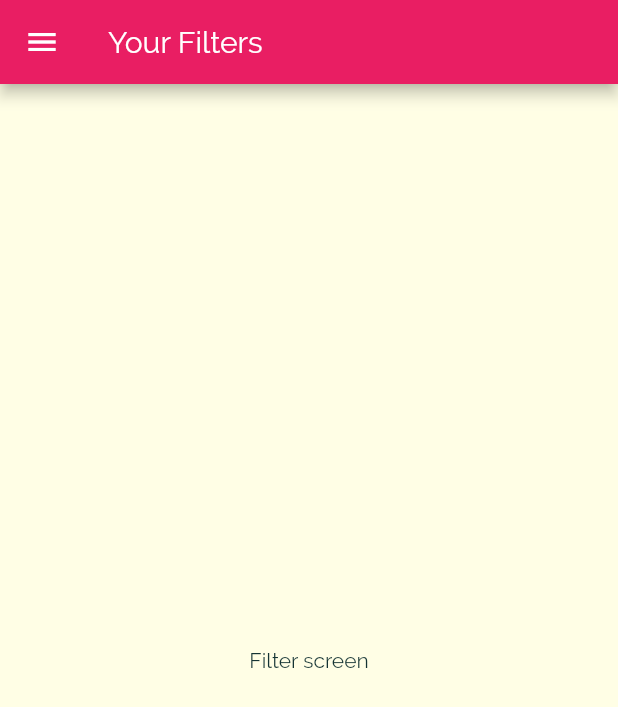
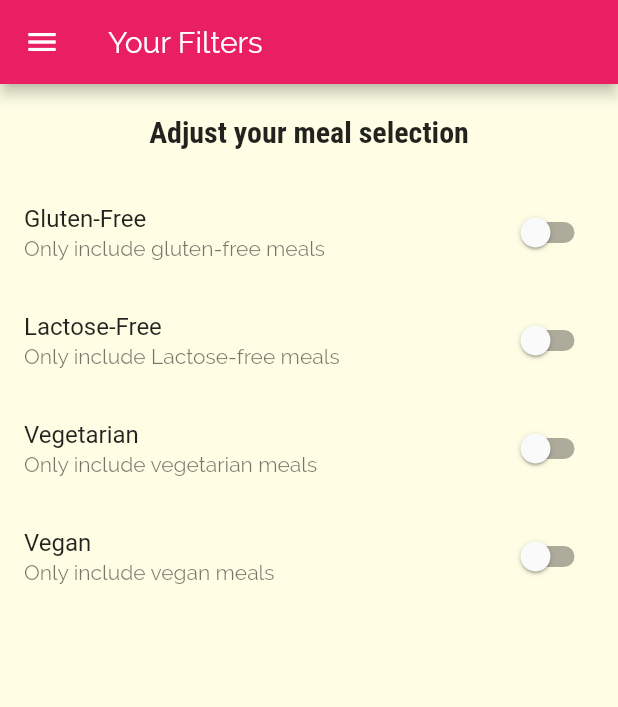
Before and after one commit to bhavikvashi1804/foodzy, a Flutter app: the FilterScreen screen opened by its route, on a phone screen of 412 x 824 dp. Shown: the top 707 px of the screen. Run offline on Flutter 3.47's test engine with Material 2 defaults, Android fonts, the phone set to English and light mode, and no system bars.

Commit message:
add the switches

```diff
--- a/lib/screen/filters_screen.dart
+++ b/lib/screen/filters_screen.dart
@@ -1,17 +1,73 @@
 import 'package:flutter/material.dart';
 import '../widget/main_drawer.dart';
 
+class FilterScreen extends StatefulWidget {
+  static const String routeName = '/filters';
 
-class FilterScreen extends StatelessWidget {
+  @override
+  _FilterScreenState createState() => _FilterScreenState();
+}
 
-  static const String routeName='/filters';
+class _FilterScreenState extends State<FilterScreen> {
+  bool _isVegetarian = false;
+  bool _isVegan = false;
+  bool _isGluten = false;
+  bool _lactoseFree = false;
 
   @override
   Widget build(BuildContext context) {
     return Scaffold(
-      appBar: AppBar(title: Text('Your Filters'),),
+      appBar: AppBar(
+        title: Text('Your Filters'),
+      ),
       drawer: MainDrawer(),
-      body:Center(child:Text('Filter screen')),
+      body: Column(
+        children: <Widget>[
+          Container(
+            padding: EdgeInsets.all(20),
+            child: Text(
+              'Adjust your meal selection',
+              style: Theme.of(context).textTheme.title,
+            ),
+          ),
+          Expanded(
+            child: ListView(
+              children: <Widget>[
+                _buildSwitch(_isGluten, 'Gluten-Free', 'Only include gluten-free meals',(val){
+                  setState(() {
+                    _isGluten=val;
+                  });
+                }),
+                 _buildSwitch(_lactoseFree, 'Lactose-Free', 'Only include Lactose-free meals',(val){
+                  setState(() {
+                    _lactoseFree=val;
+                  });
+                }),
+                 _buildSwitch(_isVegetarian, 'Vegetarian', 'Only include vegetarian meals',(val){
+                  setState(() {
+                    _isVegetarian=val;
+                  });
+                }),
+                 _buildSwitch(_isVegan, 'Vegan', 'Only include vegan meals',(val){
+                  setState(() {
+                    _isVegan=val;
+                  });
+                }),
+
+              ],
+            ),
+          ),
+        ],
+      ),
+    );
+  }
+
+  Widget _buildSwitch(bool val,String title,String subTitle,Function updateVal) {
+    return SwitchListTile(
+      value:val,
+      onChanged: updateVal,
+      title: Text(title),
+      subtitle: Text(subTitle),
     );
   }
 }
```
